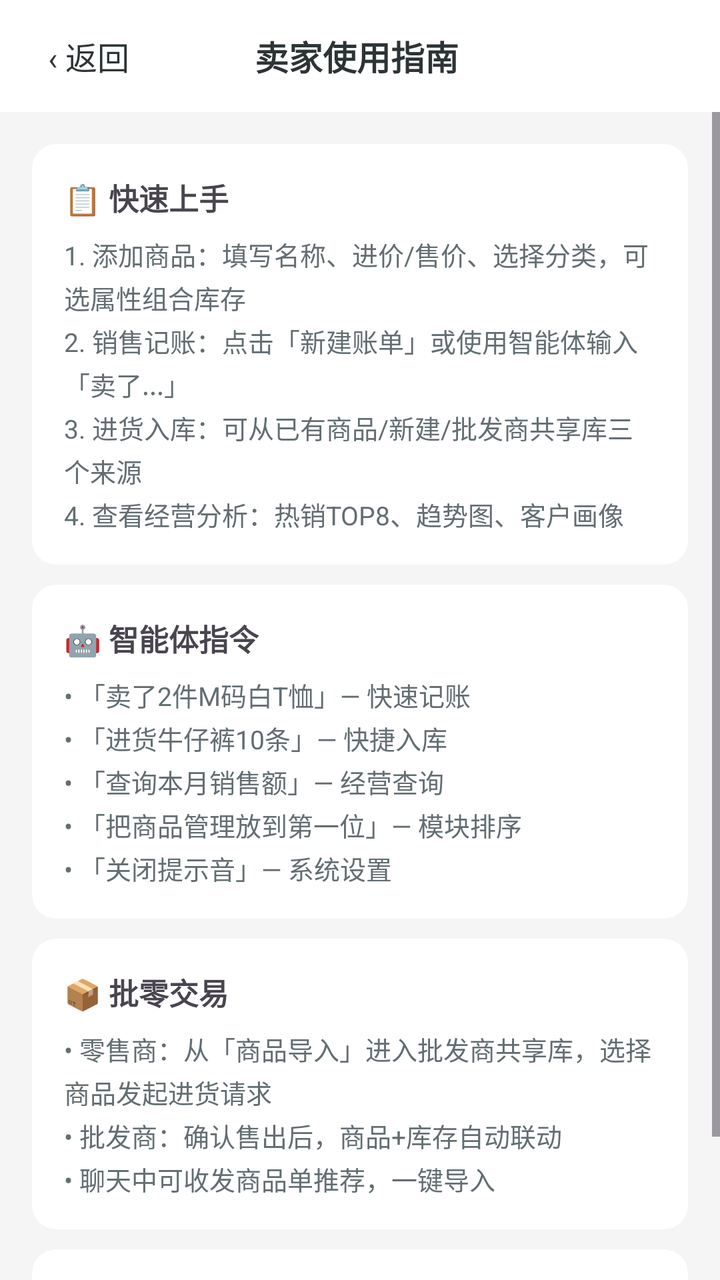
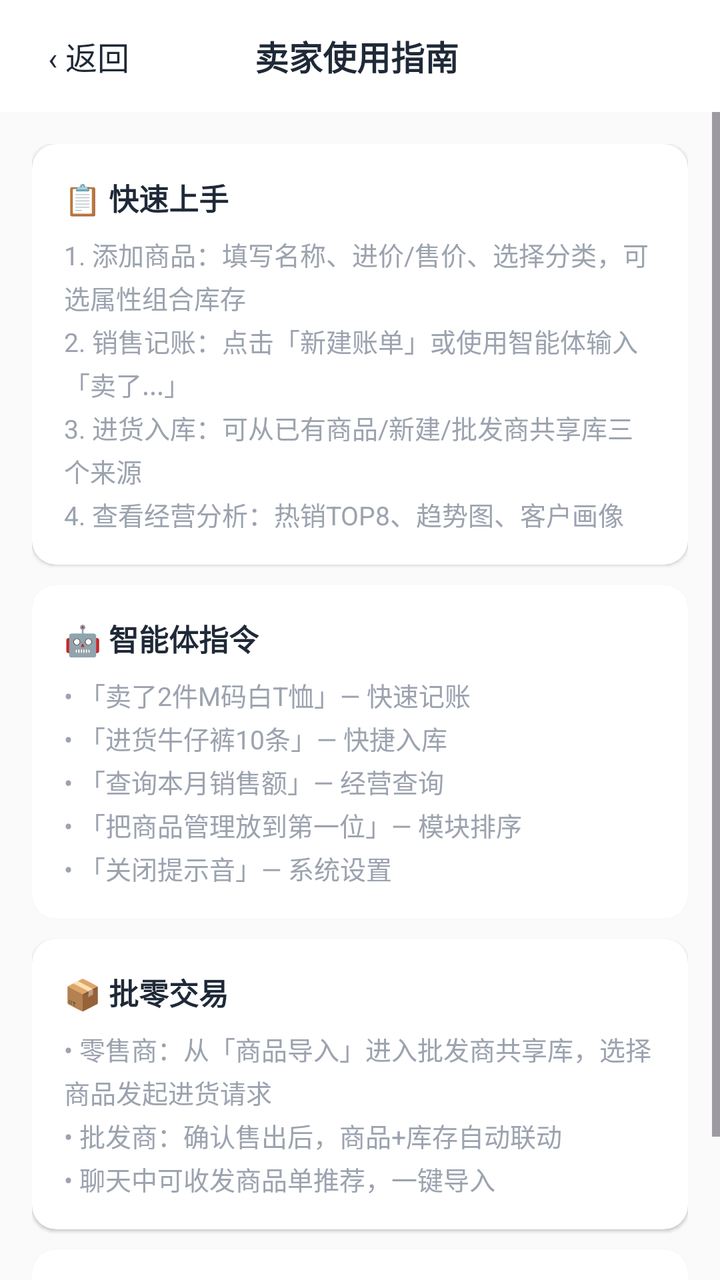

Screens rendered from an Android XML layout before and after an edit, with the pre-edit source and the edit as a unified diff.
<!-- AndroidManifest.xml: application theme Theme.ClothingSI -->
<!-- res/layout/activity_seller_guide.xml -->
<?xml version="1.0" encoding="utf-8"?>
<LinearLayout xmlns:android="http://schemas.android.com/apk/res/android"
    xmlns:app="http://schemas.android.com/apk/res-auto"
    android:layout_width="match_parent" android:layout_height="match_parent"
    android:orientation="vertical" android:background="#F5F5F5">

    <LinearLayout android:layout_width="match_parent" android:layout_height="56dp"
        android:background="#FFFFFF" android:orientation="horizontal"
        android:gravity="center_vertical" android:paddingStart="16dp" android:paddingEnd="16dp">
        <TextView android:id="@+id/btn_back" android:layout_width="wrap_content"
            android:layout_height="wrap_content" android:text="‹ 返回"
            android:textSize="16dp" android:textColor="#2D3436" android:padding="8dp" />
        <TextView android:layout_width="0dp" android:layout_height="wrap_content"
            android:layout_weight="1" android:text="卖家使用指南"
            android:textSize="17dp" android:textStyle="bold" android:textColor="#2D3436"
            android:gravity="center" android:layout_marginEnd="60dp" />
    </LinearLayout>

    <ScrollView android:layout_width="match_parent" android:layout_height="match_parent">
        <LinearLayout android:layout_width="match_parent" android:layout_height="wrap_content"
            android:orientation="vertical" android:padding="16dp">

            <androidx.cardview.widget.CardView android:layout_width="match_parent"
                android:layout_height="wrap_content" app:cardCornerRadius="12dp"
                app:cardElevation="0dp" android:layout_marginBottom="10dp">
                <LinearLayout android:layout_width="match_parent" android:layout_height="wrap_content"
                    android:orientation="vertical" android:padding="16dp">
                    <TextView android:layout_width="wrap_content" android:layout_height="wrap_content"
                        android:text="📋 快速上手" android:textSize="15dp" android:textStyle="bold" android:layout_marginBottom="8dp" />
                    <TextView android:layout_width="wrap_content" android:layout_height="wrap_content"
                        android:text="1. 添加商品：填写名称、进价/售价、选择分类，可选属性组合库存\n2. 销售记账：点击「新建账单」或使用智能体输入「卖了...」\n3. 进货入库：可从已有商品/新建/批发商共享库三个来源\n4. 查看经营分析：热销TOP8、趋势图、客户画像" android:textSize="13dp" android:textColor="#636E72" android:lineSpacingExtra="3dp" />
                </LinearLayout>
            </androidx.cardview.widget.CardView>

            <androidx.cardview.widget.CardView android:layout_width="match_parent"
                android:layout_height="wrap_content" app:cardCornerRadius="12dp"
                app:cardElevation="0dp" android:layout_marginBottom="10dp">
                <LinearLayout android:layout_width="match_parent" android:layout_height="wrap_content"
                    android:orientation="vertical" android:padding="16dp">
                    <TextView android:layout_width="wrap_content" android:layout_height="wrap_content"
                        android:text="🤖 智能体指令" android:textSize="15dp" android:textStyle="bold" android:layout_marginBottom="8dp" />
                    <TextView android:layout_width="wrap_content" android:layout_height="wrap_content"
                        android:text="• 「卖了2件M码白T恤」— 快速记账\n• 「进货牛仔裤10条」— 快捷入库\n• 「查询本月销售额」— 经营查询\n• 「把商品管理放到第一位」— 模块排序\n• 「关闭提示音」— 系统设置" android:textSize="13dp" android:textColor="#636E72" android:lineSpacingExtra="3dp" />
                </LinearLayout>
            </androidx.cardview.widget.CardView>

            <androidx.cardview.widget.CardView android:layout_width="match_parent"
                android:layout_height="wrap_content" app:cardCornerRadius="12dp"
                app:cardElevation="0dp" android:layout_marginBottom="10dp">
                <LinearLayout android:layout_width="match_parent" android:layout_height="wrap_content"
                    android:orientation="vertical" android:padding="16dp">
                    <TextView android:layout_width="wrap_content" android:layout_height="wrap_content"
                        android:text="📦 批零交易" android:textSize="15dp" android:textStyle="bold" android:layout_marginBottom="8dp" />
                    <TextView android:layout_width="wrap_content" android:layout_height="wrap_content"
                        android:text="• 零售商：从「商品导入」进入批发商共享库，选择商品发起进货请求\n• 批发商：确认售出后，商品+库存自动联动\n• 聊天中可收发商品单推荐，一键导入" android:textSize="13dp" android:textColor="#636E72" android:lineSpacingExtra="3dp" />
                </LinearLayout>
            </androidx.cardview.widget.CardView>

            <androidx.cardview.widget.CardView android:layout_width="match_parent"
                android:layout_height="wrap_content" app:cardCornerRadius="12dp"
                app:cardElevation="0dp">
                <LinearLayout android:layout_width="match_parent" android:layout_height="wrap_content"
                    android:orientation="vertical" android:padding="16dp">
                    <TextView android:layout_width="wrap_content" android:layout_height="wrap_content"
                        android:text="📞 联系开发者" android:textSize="15dp" android:textStyle="bold" android:layout_marginBottom="8dp" />
                    <TextView android:layout_width="wrap_content" android:layout_height="wrap_content"
                        android:text="邮箱：2330521417@qq.com" android:textSize="13dp" android:textColor="#636E72" />
                </LinearLayout>
            </androidx.cardview.widget.CardView>

        </LinearLayout>
    </ScrollView>
</LinearLayout>
<!-- resources referenced by this layout -->
<resources>
  <style name="Theme.ClothingSI" parent="Theme.Material3.Light.NoActionBar">
          <item name="colorPrimary">@color/primary</item>
          <item name="colorPrimaryDark">@color/primary_dark</item>
          <item name="colorAccent">@color/accent</item>
          <item name="android:statusBarColor">@android:color/transparent</item>
          <item name="android:navigationBarColor">@color/white</item>
          
          <item name="android:windowLightStatusBar">true</item>
          
          <item name="android:fontFamily">sans-serif</item>
          <item name="android:textViewStyle">@style/TextView.Base</item>
      </style>
  <color name="primary">#2E7D32</color>
  <color name="primary_dark">#1B5E20</color>
  <color name="accent">#66BB6A</color>
  <color name="white">#FFFFFF</color>
  <style name="TextView.Base" parent="android:Widget.TextView">
          <item name="android:fontFamily">sans-serif</item>
      </style>
</resources>

<!-- the commit's change to res/layout/activity_seller_guide.xml (unified diff, before → after) -->
@@ -2,17 +2,17 @@
 <LinearLayout xmlns:android="http://schemas.android.com/apk/res/android"
     xmlns:app="http://schemas.android.com/apk/res-auto"
     android:layout_width="match_parent" android:layout_height="match_parent"
-    android:orientation="vertical" android:background="#F5F5F5">
+    android:orientation="vertical" android:background="@color/md_surface_container_low">
 
     <LinearLayout android:layout_width="match_parent" android:layout_height="56dp"
-        android:background="#FFFFFF" android:orientation="horizontal"
+        android:background="@color/md_surface" android:orientation="horizontal"
         android:gravity="center_vertical" android:paddingStart="16dp" android:paddingEnd="16dp">
         <TextView android:id="@+id/btn_back" android:layout_width="wrap_content"
             android:layout_height="wrap_content" android:text="‹ 返回"
-            android:textSize="16dp" android:textColor="#2D3436" android:padding="8dp" />
+            android:textSize="16sp" android:textColor="@color/md_on_surface" android:padding="8dp" />
         <TextView android:layout_width="0dp" android:layout_height="wrap_content"
             android:layout_weight="1" android:text="卖家使用指南"
-            android:textSize="17dp" android:textStyle="bold" android:textColor="#2D3436"
+            android:textSize="17sp" android:textStyle="bold" android:textColor="@color/md_on_surface"
             android:gravity="center" android:layout_marginEnd="60dp" />
     </LinearLayout>
 
@@ -22,49 +22,60 @@
 
             <androidx.cardview.widget.CardView android:layout_width="match_parent"
                 android:layout_height="wrap_content" app:cardCornerRadius="12dp"
-                app:cardElevation="0dp" android:layout_marginBottom="10dp">
+                app:cardElevation="1dp" android:layout_marginBottom="10dp">
                 <LinearLayout android:layout_width="match_parent" android:layout_height="wrap_content"
                     android:orientation="vertical" android:padding="16dp">
                     <TextView android:layout_width="wrap_content" android:layout_height="wrap_content"
-                        android:text="📋 快速上手" android:textSize="15dp" android:textStyle="bold" android:layout_marginBottom="8dp" />
+                        android:text="📋 快速上手" android:textSize="15sp" android:textStyle="bold"
+                        android:textColor="@color/md_on_surface" android:layout_marginBottom="8dp" />
                     <TextView android:layout_width="wrap_content" android:layout_height="wrap_content"
-                        android:text="1. 添加商品：填写名称、进价/售价、选择分类，可选属性组合库存\n2. 销售记账：点击「新建账单」或使用智能体输入「卖了...」\n3. 进货入库：可从已有商品/新建/批发商共享库三个来源\n4. 查看经营分析：热销TOP8、趋势图、客户画像" android:textSize="13dp" android:textColor="#636E72" android:lineSpacingExtra="3dp" />
+                        android:text="1. 添加商品：填写名称、进价/售价、选择分类，可选属性组合库存\n2. 销售记账：点击「新建账单」或使用智能体输入「卖了...」\n3. 进货入库：可从已有商品/新建/批发商共享库三个来源\n4. 查看经营分析：热销TOP8、趋势图、客户画像"
+                        android:textSize="13sp" android:textColor="@color/md_on_surface_variant"
+                        android:lineSpacingExtra="3dp" />
                 </LinearLayout>
             </androidx.cardview.widget.CardView>
 
             <androidx.cardview.widget.CardView android:layout_width="match_parent"
                 android:layout_height="wrap_content" app:cardCornerRadius="12dp"
-                app:cardElevation="0dp" android:layout_marginBottom="10dp">
+                app:cardElevation="1dp" android:layout_marginBottom="10dp">
                 <LinearLayout android:layout_width="match_parent" android:layout_height="wrap_content"
                     android:orientation="vertical" android:padding="16dp">
                     <TextView android:layout_width="wrap_content" android:layout_height="wrap_content"
-                        android:text="🤖 智能体指令" android:textSize="15dp" android:textStyle="bold" android:layout_marginBottom="8dp" />
+                        android:text="🤖 智能体指令" android:textSize="15sp" android:textStyle="bold"
+                        android:textColor="@color/md_on_surface" android:layout_marginBottom="8dp" />
                     <TextView android:layout_width="wrap_content" android:layout_height="wrap_content"
-                        android:text="• 「卖了2件M码白T恤」— 快速记账\n• 「进货牛仔裤10条」— 快捷入库\n• 「查询本月销售额」— 经营查询\n• 「把商品管理放到第一位」— 模块排序\n• 「关闭提示音」— 系统设置" android:textSize="13dp" android:textColor="#636E72" android:lineSpacingExtra="3dp" />
+                        android:text="• 「卖了2件M码白T恤」— 快速记账\n• 「进货牛仔裤10条」— 快捷入库\n• 「查询本月销售额」— 经营查询\n• 「把商品管理放到第一位」— 模块排序\n• 「关闭提示音」— 系统设置"
+                        android:textSize="13sp" android:textColor="@color/md_on_surface_variant"
+                        android:lineSpacingExtra="3dp" />
                 </LinearLayout>
             </androidx.cardview.widget.CardView>
 
             <androidx.cardview.widget.CardView android:layout_width="match_parent"
                 android:layout_height="wrap_content" app:cardCornerRadius="12dp"
-                app:cardElevation="0dp" android:layout_marginBottom="10dp">
+                app:cardElevation="1dp" android:layout_marginBottom="10dp">
                 <LinearLayout android:layout_width="match_parent" android:layout_height="wrap_content"
                     android:orientation="vertical" android:padding="16dp">
                     <TextView android:layout_width="wrap_content" android:layout_height="wrap_content"
-                        android:text="📦 批零交易" android:textSize="15dp" android:textStyle="bold" android:layout_marginBottom="8dp" />
+                        android:text="📦 批零交易" android:textSize="15sp" android:textStyle="bold"
+                        android:textColor="@color/md_on_surface" android:layout_marginBottom="8dp" />
                     <TextView android:layout_width="wrap_content" android:layout_height="wrap_content"
-                        android:text="• 零售商：从「商品导入」进入批发商共享库，选择商品发起进货请求\n• 批发商：确认售出后，商品+库存自动联动\n• 聊天中可收发商品单推荐，一键导入" android:textSize="13dp" android:textColor="#636E72" android:lineSpacingExtra="3dp" />
+                        android:text="• 零售商：从「商品导入」进入批发商共享库，选择商品发起进货请求\n• 批发商：确认售出后，商品+库存自动联动\n• 聊天中可收发商品单推荐，一键导入"
+                        android:textSize="13sp" android:textColor="@color/md_on_surface_variant"
+                        android:lineSpacingExtra="3dp" />
                 </LinearLayout>
             </androidx.cardview.widget.CardView>
 
             <androidx.cardview.widget.CardView android:layout_width="match_parent"
                 android:layout_height="wrap_content" app:cardCornerRadius="12dp"
-                app:cardElevation="0dp">
+                app:cardElevation="1dp">
                 <LinearLayout android:layout_width="match_parent" android:layout_height="wrap_content"
                     android:orientation="vertical" android:padding="16dp">
                     <TextView android:layout_width="wrap_content" android:layout_height="wrap_content"
-                        android:text="📞 联系开发者" android:textSize="15dp" android:textStyle="bold" android:layout_marginBottom="8dp" />
+                        android:text="📞 联系开发者" android:textSize="15sp" android:textStyle="bold"
+                        android:textColor="@color/md_on_surface" android:layout_marginBottom="8dp" />
                     <TextView android:layout_width="wrap_content" android:layout_height="wrap_content"
-                        android:text="邮箱：2330521417@qq.com" android:textSize="13dp" android:textColor="#636E72" />
+                        android:text="邮箱：2330521417@qq.com" android:textSize="13sp"
+                        android:textColor="@color/md_on_surface_variant" />
                 </LinearLayout>
             </androidx.cardview.widget.CardView>
 
<!-- resource entries referenced after the edit -->
@@ -1,21 +1,57 @@
 <!-- resources referenced by this layout -->
 <resources>
+  <color name="md_on_surface">#1F2937</color>
+  <color name="md_on_surface_variant">#9CA3AF</color>
+  <color name="md_surface">#FFFFFF</color>
+  <color name="md_surface_container_low">#FAFAFA</color>
   <style name="Theme.ClothingSI" parent="Theme.Material3.Light.NoActionBar">
-          <item name="colorPrimary">@color/primary</item>
-          <item name="colorPrimaryDark">@color/primary_dark</item>
-          <item name="colorAccent">@color/accent</item>
+          
+          <item name="colorPrimary">@color/md_primary</item>
+          <item name="colorOnPrimary">@color/md_on_primary</item>
+          <item name="colorPrimaryContainer">@color/md_primary_container</item>
+          <item name="colorOnPrimaryContainer">@color/md_on_primary_container</item>
+  
+          
+          <item name="colorSecondary">@color/md_secondary</item>
+          <item name="colorOnSecondary">@color/md_on_secondary</item>
+          <item name="colorSecondaryContainer">@color/md_secondary_container</item>
+          <item name="colorOnSecondaryContainer">@color/md_on_secondary_container</item>
+  
+          
+          <item name="android:colorBackground">@color/md_surface_container_low</item>
+          <item name="colorSurface">@color/md_surface</item>
+          <item name="colorOnSurface">@color/md_on_surface</item>
+          <item name="colorOnSurfaceVariant">@color/md_on_surface_variant</item>
+  
+          
+          <item name="colorOutline">@color/md_outline</item>
+          <item name="colorOutlineVariant">@color/md_outline_variant</item>
+  
+          
+          <item name="colorError">@color/md_error</item>
+          <item name="colorOnError">@color/md_on_error</item>
+  
+          
           <item name="android:statusBarColor">@android:color/transparent</item>
-          <item name="android:navigationBarColor">@color/white</item>
-          
+          <item name="android:navigationBarColor">@color/md_surface</item>
           <item name="android:windowLightStatusBar">true</item>
+  
           
           <item name="android:fontFamily">sans-serif</item>
           <item name="android:textViewStyle">@style/TextView.Base</item>
       </style>
-  <color name="primary">#2E7D32</color>
-  <color name="primary_dark">#1B5E20</color>
-  <color name="accent">#66BB6A</color>
-  <color name="white">#FFFFFF</color>
+  <color name="md_primary">#F97316</color>
+  <color name="md_on_primary">#FFFFFF</color>
+  <color name="md_primary_container">#FFF7ED</color>
+  <color name="md_on_primary_container">#5C3D00</color>
+  <color name="md_secondary">#2563EB</color>
+  <color name="md_on_secondary">#FFFFFF</color>
+  <color name="md_secondary_container">#DBEAFE</color>
+  <color name="md_on_secondary_container">#001A3E</color>
+  <color name="md_outline">#9CA3AF</color>
+  <color name="md_outline_variant">#D1D5DB</color>
+  <color name="md_error">#EF4444</color>
+  <color name="md_on_error">#FFFFFF</color>
   <style name="TextView.Base" parent="android:Widget.TextView">
           <item name="android:fontFamily">sans-serif</item>
       </style>
